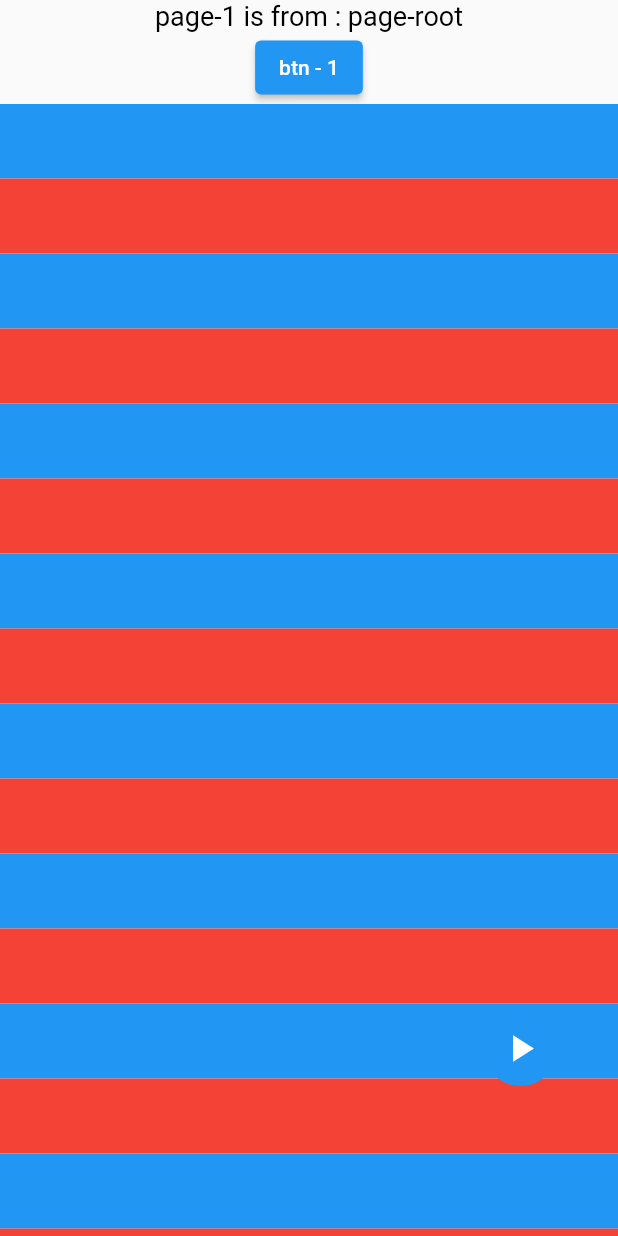
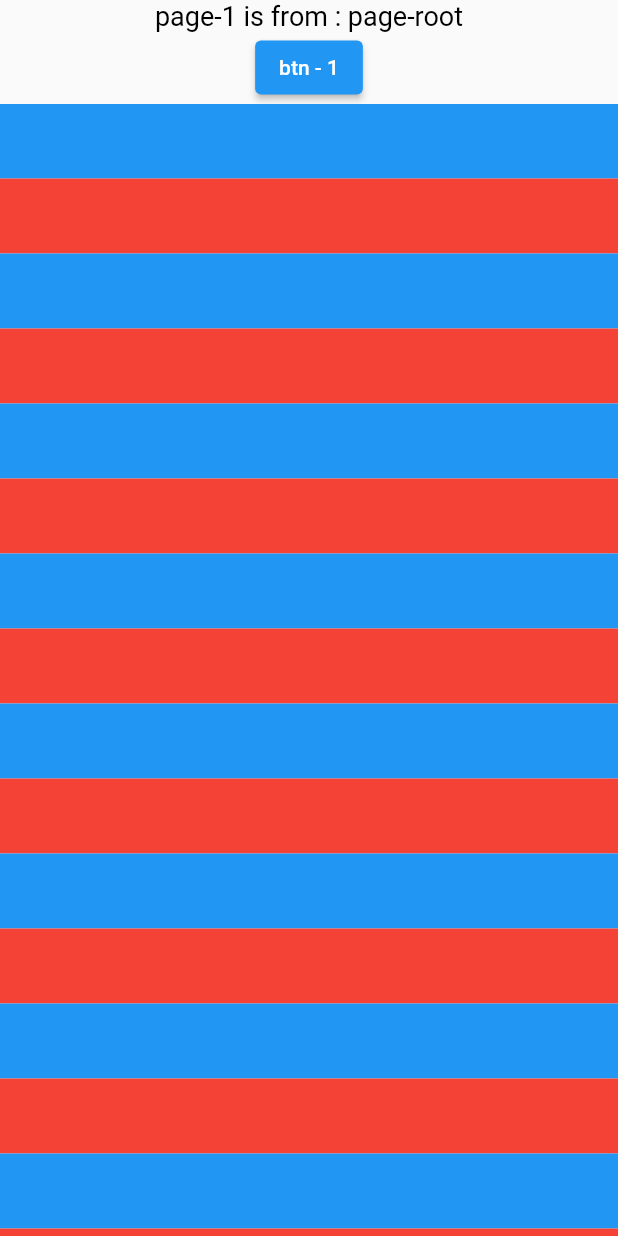
Before and after one commit to bladeofgod/behavior_recorder_of_kit, a Flutter app: the screen it shows after launch, after a tap on "to demo page", on a phone screen of 412 x 824 dp. Run offline on Flutter 3.47's test engine with Material 2 defaults, Android fonts, the phone set to English and light mode, and no system bars; missing offline and left inert: beike_aspectd, flutter_ume, flutter_ume_kit_console, flutter_ume_kit_device, flutter_ume_kit_dio, flutter_ume_kit_perf and 3 more.

Commit message:
fix: 适配ume

```diff
--- a/example/lib/main.dart
+++ b/example/lib/main.dart
@@ -1,6 +1,7 @@
 import 'dart:collection';
 import 'dart:math' as math;
 
+import 'package:flutter/foundation.dart';
 import 'package:flutter/material.dart';
 import 'dart:async';
 
@@ -9,10 +10,40 @@ import 'package:flutter/services.dart';
 import 'package:behavior_recorder_of_kit/behavior_recorder_of_kit.dart';
 // import 'package:behavior_recorder_of_kit_example/hook_example.dart';
 
+import 'package:flutter_ume/flutter_ume.dart'; // UME 框架
+import 'package:flutter_ume_kit_ui/flutter_ume_kit_ui.dart'; // UI 插件包
+import 'package:flutter_ume_kit_perf/flutter_ume_kit_perf.dart'; // 性能插件包
+import 'package:flutter_ume_kit_show_code/flutter_ume_kit_show_code.dart'; // 代码查看插件包
+import 'package:flutter_ume_kit_device/flutter_ume_kit_device.dart'; // 设备信息插件包
+import 'package:flutter_ume_kit_console/flutter_ume_kit_console.dart'; // debugPrint 插件包
+import 'package:flutter_ume_kit_dio/flutter_ume_kit_dio.dart'; // Dio 网络请求调试工具
+
+
 ///flutter/bin/cache/dart-sdk/bin/dart dart-sdk/sdk/pkg/vm/bin/dump_kernel.dart behavior_recorder_of_kit/example/.dart_tool/flutter_build/9808370ea32bdc205f8f752e6ebb568e/app.dill out.dill.txt
 ///
 void main() {
-  runApp(const MyApp());
+
+  if (kDebugMode) {
+    PluginManager.instance                                 // 注册插件
+      ..register(BehaviorRecorder())
+      ..register(WidgetInfoInspector())
+      ..register(WidgetDetailInspector())
+      ..register(ColorSucker())
+      ..register(AlignRuler())
+      ..register(ColorPicker())                            // 新插件
+      ..register(TouchIndicator())                         // 新插件
+      ..register(Performance())
+      ..register(ShowCode())
+      ..register(MemoryInfoPage())
+      ..register(CpuInfoPage())
+      ..register(DeviceInfoPanel())
+      ..register(Console());                  // 传入你的 Dio 实例
+    // flutter_ume 0.3.0 版本之后
+    runApp(UMEWidget(child: MyApp(), enable: true)); // 初始化
+  } else {
+    runApp(MyApp());
+  }
+
 }
 
 class MyApp extends StatefulWidget {
@@ -26,7 +57,7 @@ class _MyAppState extends State<MyApp> {
 
   final Queue<RecordBundle> cache = Queue();
 
-  OverlayEntry? entry;
+
 
   @override
   Widget build(BuildContext context) {
@@ -37,56 +68,51 @@ class _MyAppState extends State<MyApp> {
         ),
         body: Builder(
           builder: (ctx) {
-            if(entry == null) {
-              entry = OverlayEntry(builder: (_) => const Positioned(
-                right: 40, bottom: 100,
-                  child: FloatWidget()));
-              Future.delayed(const Duration(milliseconds: 100)).then((value) => Overlay.of(ctx)?.insert(entry!));
-            }
+
             return Column(
               mainAxisAlignment: MainAxisAlignment.spaceAround,
               children: [
-                ElevatedButton(onPressed: () {
-                  RecordPlayer().startRecord();
-                }, child: const Text('start recording')),
-                ElevatedButton(onPressed: () {
-                  RecordPlayer().removeLast(withType: SourceType.gesture);
-                  RecordPlayer().finishRecord();
-                }, child: const Text('finish recording.')),
+                // ElevatedButton(onPressed: () {
+                //   RecordPlayer().startRecord();
+                // }, child: const Text('start recording')),
+                // ElevatedButton(onPressed: () {
+                //   RecordPlayer().removeLast(withType: SourceType.gesture);
+                //   RecordPlayer().finishRecord();
+                // }, child: const Text('finish recording.')),
                 ElevatedButton(onPressed: () {
                   Navigator.of(ctx).push(MaterialPageRoute(builder: (_) => const DemoPage(text: 'page-root')));
                 }, child: const Text('to demo page')),
-
-                const Divider(height: 4, color: Colors.blue,),
-
-                ElevatedButton(onPressed: () {
-                  cache.addAll(RecordPlayer().exportTape());
-                }, child: const Text('make a tape')),
-
-                ElevatedButton(onPressed: () {
-                  RecordPlayer().startRecord();
-                  while(cache.isNotEmpty) {
-                    RecordPlayer().loadRecords(cache.removeFirst());
-                  }
-                  RecordPlayer().finishRecord();
-                }, child: const Text('load a tape')),
-
-                // const SizedBox(
-                //   width: double.infinity, height: 20,
-                //   child: TextField(),
-                // ),
-
-                const Divider(height: 4, color: Colors.red,),
-
-                ElevatedButton(onPressed: () {
-                  RecordPlayer().play();
-                }, child: const Text('replay')),
-
-                ElevatedButton(onPressed: () {
-                  Future.delayed(const Duration(seconds: 1), () {
-                    RecordPlayer().eraseTape();
-                  });
-                }, child: const Text('clean')),
+                //
+                // const Divider(height: 4, color: Colors.blue,),
+                //
+                // ElevatedButton(onPressed: () {
+                //   cache.addAll(RecordPlayer().exportTape());
+                // }, child: const Text('make a tape')),
+                //
+                // ElevatedButton(onPressed: () {
+                //   RecordPlayer().startRecord();
+                //   while(cache.isNotEmpty) {
+                //     RecordPlayer().loadRecords(cache.removeFirst());
+                //   }
+                //   RecordPlayer().finishRecord();
+                // }, child: const Text('load a tape')),
+                //
+                // // const SizedBox(
+                // //   width: double.infinity, height: 20,
+                // //   child: TextField(),
+                // // ),
+                //
+                // const Divider(height: 4, color: Colors.red,),
+                //
+                // ElevatedButton(onPressed: () {
+                //   RecordPlayer().play();
+                // }, child: const Text('replay')),
+                //
+                // ElevatedButton(onPressed: () {
+                //   Future.delayed(const Duration(seconds: 1), () {
+                //     RecordPlayer().eraseTape();
+                //   });
+                // }, child: const Text('clean')),
 
               ],
             );
@@ -97,67 +123,6 @@ class _MyAppState extends State<MyApp> {
   }
 
 
-
-}
-
-class FloatWidget extends StatefulWidget{
-  const FloatWidget({Key? key}) : super(key: key);
-
-  @override
-  State<StatefulWidget> createState() {
-    return FloatWidgetState();
-  }
-
-}
-
-class FloatWidgetState extends State<FloatWidget> {
-
-  PlayerStatus status = PlayerStatus.shutdown;
-
-  double opacity = 1.0;
-
-  @override
-  void initState() {
-    super.initState();
-
-    RecordPlayer().playerStatus.addListener(() {
-      setState(() {
-        status = RecordPlayer().playerStatus.value;
-      });
-    });
-
-    Timer.periodic(const Duration(seconds: 1), (timer) {
-      if(status == PlayerStatus.recording) {
-        setState(() {
-          opacity = (opacity - 1).abs();
-        });
-      }
-    });
-  }
-
-  @override
-  Widget build(BuildContext context) {
-    return Container(
-      width: 50, height: 50,
-      decoration: const BoxDecoration(
-        shape: BoxShape.circle,
-        color: Colors.blue,
-      ),
-      child: buildIcon(),
-    );
-  }
-
-  Widget buildIcon() {
-    switch(status) {
-      case PlayerStatus.playing:
-        return const Icon(Icons.pause, color: Colors.white, size: 30,);
-      case PlayerStatus.recording:
-        return AnimatedOpacity(opacity: opacity, duration: const Duration(seconds: 1),
-          child: const Icon(Icons.fiber_smart_record_rounded, color: Colors.red, size: 30,),);
-      case PlayerStatus.shutdown:
-        return const Icon(Icons.play_arrow, color: Colors.white, size: 30);
-    }
-  }
 
 }
 
--- a/lib/behavior_recorder_of_kit.dart
+++ b/lib/behavior_recorder_of_kit.dart
@@ -1,4 +1,5 @@
 
+export 'behavior_recorder.dart';
 export 'package:behavior_recorder_of_kit/gesture_hook.dart';
 export 'package:behavior_recorder_of_kit/text_input_hook.dart';
 export 'record_player.dart';
```
Also changed, not shown: example/pubspec.yaml (+9 -0 lines), lib/behavior_recorder.dart (added, +222 -0 lines), pubspec.yaml (+13 -0 lines), assets/icon_recorder.png (added), example/pubspec.lock.
